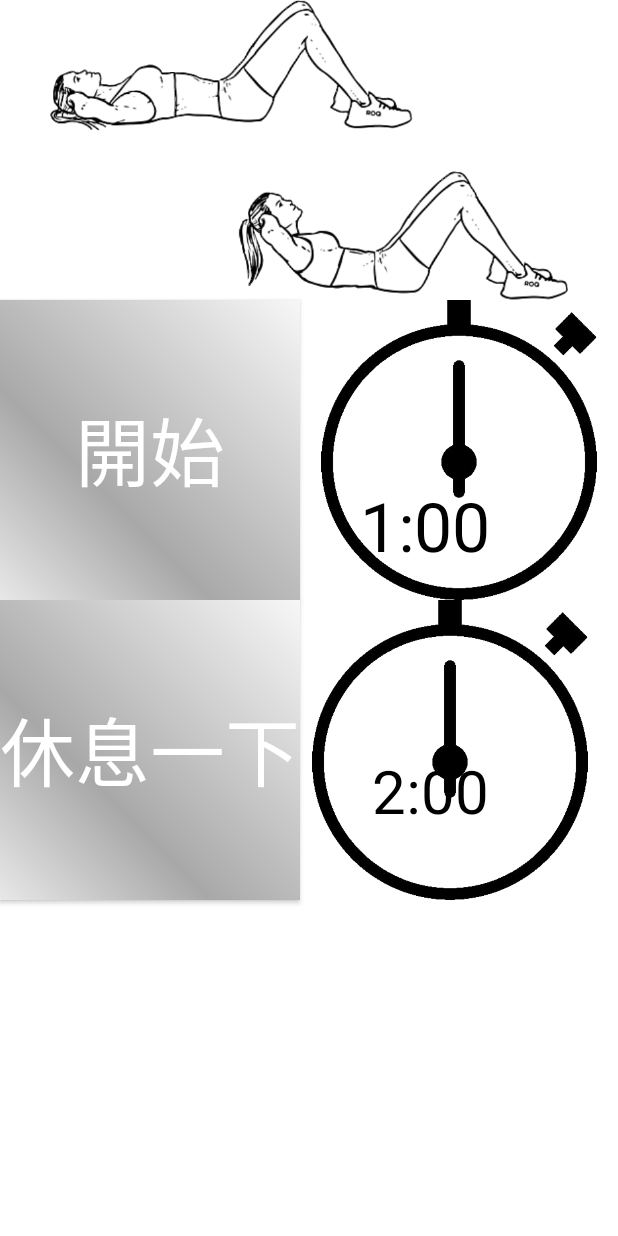
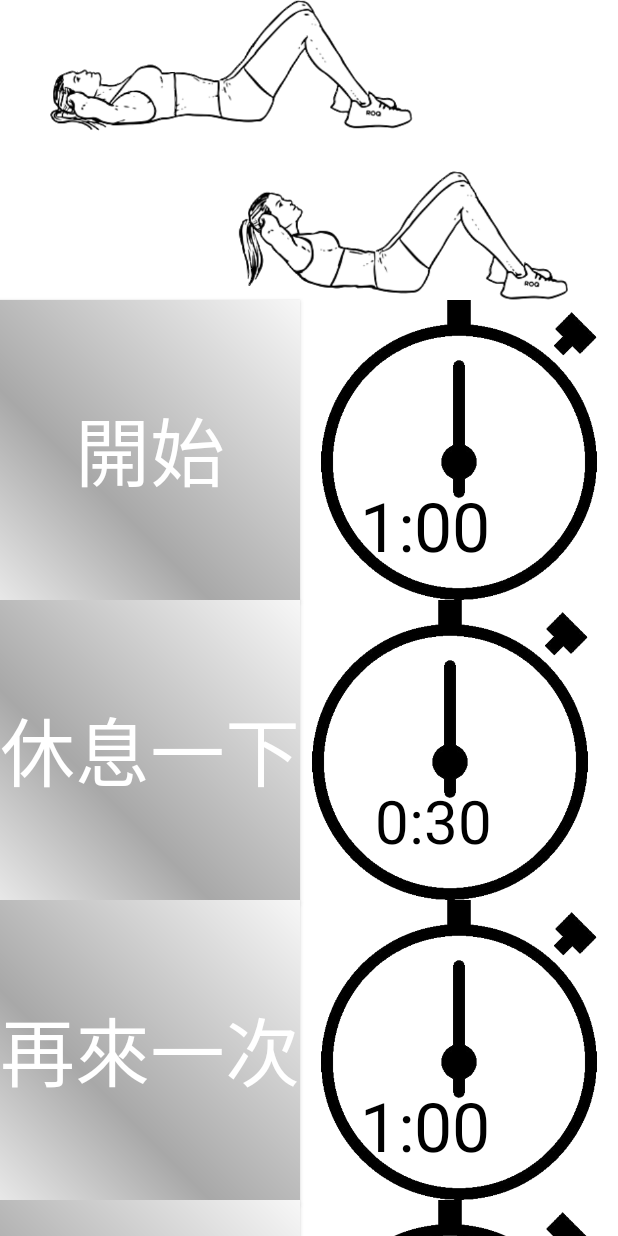
Before and after one commit to huang840801/Exercise_Record, an Android app: the Main2Activity screen opened directly, with no data from a screen before it, on a phone screen of 412 x 824 dp. Run offline under Robolectric (Android 15) with nearby library versions, the phone set to English and light mode, and no system bars.

Commit message:
crunches page all buttons setting

```diff
--- a/app/src/main/java/com/huang/hello/exercise_record/Main2Activity.java
+++ b/app/src/main/java/com/huang/hello/exercise_record/Main2Activity.java
@@ -10,8 +10,19 @@ import android.widget.TextView;
 
 public class Main2Activity extends AppCompatActivity {
 
-    private TextView tv_time_1;
+    private TextView tv_starttime_1;
+    private TextView tv_starttime_2;
+    private TextView tv_starttime_3;
+    private TextView tv_resttime_1;
+    private TextView tv_resttime_2;
+
+
     private Button btn_starttime_1;
+    private Button btn_starttime_2;
+    private Button btn_starttime3;
+    private Button btn_resttime1;
+    private Button btn_resttime_2;
+
     private CountDownTimer countdowntimer;
     private long timeleftinmilliseconds=60000;
     private boolean timerrunning;
@@ -19,7 +30,7 @@ public class Main2Activity extends AppCompatActivity {
     protected void onCreate(Bundle savedInstanceState) {
         super.onCreate(savedInstanceState);
         setContentView(R.layout.activity_main2);
-        tv_time_1=findViewById(R.id.tv_time_1);
+        tv_starttime_1=findViewById(R.id.tv_starttime_1);
         btn_starttime_1=findViewById(R.id.btn_starttime_1);
 
         btn_starttime_1.setOnClickListener(new View.OnClickListener() {
@@ -72,6 +83,6 @@ public class Main2Activity extends AppCompatActivity {
         if(seconds<10) timeleftText+="0";
         timeleftText+=seconds;
 
-        tv_time_1.setText(timeleftText);
+        tv_starttime_1.setText(timeleftText);
     }
 }
--- a/app/src/main/res/layout/activity_main2.xml
+++ b/app/src/main/res/layout/activity_main2.xml
@@ -1,7 +1,12 @@
 <?xml version="1.0" encoding="utf-8"?>
-<RelativeLayout xmlns:android="http://schemas.android.com/apk/res/android"
+
+<ScrollView xmlns:android="http://schemas.android.com/apk/res/android"
     xmlns:app="http://schemas.android.com/apk/res-auto"
     xmlns:tools="http://schemas.android.com/tools"
+    android:layout_width="match_parent"
+    android:layout_height="match_parent">
+
+    <RelativeLayout
         android:layout_width="match_parent"
         android:layout_height="match_parent"
         android:background="#ffffff"
@@ -25,14 +30,14 @@
             android:textSize="50sp" />
 
         <TextView
-        android:id="@+id/tv_time_1"
+            android:id="@+id/tv_starttime_1"
             android:layout_width="wrap_content"
             android:layout_height="wrap_content"
             android:layout_below="@+id/image_crunches"
+            android:layout_marginLeft="40dp"
             android:layout_marginTop="120dp"
-        android:layout_marginLeft="40dp"
+            android:layout_toRightOf="@+id/btn_starttime_1"
             android:gravity="center"
-        android:layout_toRightOf="@+id/btn_starttime_1"
             android:text="1:00"
             android:textColor="#000000"
             android:textSize="45dp" />
@@ -44,8 +49,9 @@
             android:layout_below="@+id/image_crunches"
             android:layout_toRightOf="@+id/btn_starttime_1"
             android:src="@drawable/clock" />
+
         <Button
-        android:id="@+id/btn_starttime_2"
+            android:id="@+id/btn_resttime_1"
             android:layout_width="200dp"
             android:layout_height="200dp"
             android:layout_below="@+id/btn_starttime_1"
@@ -56,15 +62,14 @@
             android:textSize="50sp" />
 
         <TextView
-        android:id="@+id/tv_time_2"
+            android:id="@+id/tv_resttime_1"
             android:layout_width="wrap_content"
             android:layout_height="wrap_content"
             android:layout_below="@+id/image_clock_1"
-        android:layout_marginTop="100dp"
-        android:layout_marginLeft="48dp"
-        android:gravity="center"
-        android:text="2:00"
+            android:layout_marginLeft="50dp"
+            android:layout_marginTop="120dp"
             android:layout_toRightOf="@+id/btn_starttime_2"
+            android:text="0:30"
             android:textColor="#000000"
             android:textSize="40dp" />
 
@@ -76,4 +81,101 @@
             android:layout_toRightOf="@+id/btn_starttime_2"
             android:src="@drawable/clock" />
 
+        <Button
+            android:id="@+id/btn_starttime_2"
+            android:layout_width="200dp"
+            android:layout_height="200dp"
+            android:layout_below="@+id/btn_resttime_1"
+            android:layout_marginTop="0dp"
+            android:background="@drawable/buttonshape"
+            android:gravity="center"
+            android:text="再來一次"
+            android:textSize="50sp" />
+
+        <TextView
+            android:id="@+id/tv_starttime_2"
+            android:layout_width="wrap_content"
+            android:layout_height="wrap_content"
+            android:layout_below="@+id/image_clock_2"
+            android:layout_marginLeft="40dp"
+            android:layout_marginTop="120dp"
+            android:layout_toRightOf="@+id/btn_starttime_1"
+            android:gravity="center"
+            android:text="1:00"
+            android:textColor="#000000"
+            android:textSize="45dp" />
+
+        <ImageView
+            android:id="@+id/image_clock_3"
+            android:layout_width="220dp"
+            android:layout_height="200dp"
+            android:layout_below="@+id/image_clock_2"
+            android:layout_toRightOf="@+id/btn_starttime_1"
+            android:src="@drawable/clock" />
+
+        <Button
+            android:id="@+id/btn_resttime_2"
+            android:layout_width="200dp"
+            android:layout_height="200dp"
+            android:layout_below="@+id/btn_starttime_2"
+            android:layout_marginTop="0dp"
+            android:background="@drawable/buttonshape"
+            android:gravity="center"
+            android:text="休息一下"
+            android:textSize="50sp" />
+
+        <TextView
+            android:id="@+id/tv_resttime_2"
+            android:layout_width="wrap_content"
+            android:layout_height="wrap_content"
+            android:layout_below="@+id/image_clock_3"
+            android:layout_marginLeft="50dp"
+            android:layout_marginTop="120dp"
+            android:layout_toRightOf="@+id/btn_starttime_2"
+            android:text="0:30"
+            android:textColor="#000000"
+            android:textSize="40dp" />
+
+        <ImageView
+            android:id="@+id/image_clock_4"
+            android:layout_width="200dp"
+            android:layout_height="200dp"
+            android:layout_below="@+id/image_clock_3"
+            android:layout_toRightOf="@+id/btn_starttime_2"
+            android:src="@drawable/clock" />
+
+        <Button
+            android:id="@+id/btn_starttime_3"
+            android:layout_width="200dp"
+            android:layout_height="200dp"
+            android:layout_below="@+id/btn_resttime_2"
+            android:layout_marginTop="0dp"
+            android:background="@drawable/buttonshape"
+            android:gravity="center"
+            android:text="再來一次"
+            android:textSize="50sp" />
+
+        <TextView
+            android:id="@+id/tv_starttime_3"
+            android:layout_width="wrap_content"
+            android:layout_height="wrap_content"
+            android:layout_below="@+id/image_clock_4"
+            android:layout_marginLeft="40dp"
+            android:layout_marginTop="120dp"
+            android:layout_toRightOf="@+id/btn_starttime_1"
+            android:gravity="center"
+            android:text="1:00"
+            android:textColor="#000000"
+            android:textSize="45dp" />
+
+        <ImageView
+            android:id="@+id/image_clock_5"
+            android:layout_width="220dp"
+            android:layout_height="200dp"
+            android:layout_below="@+id/image_clock_4"
+            android:layout_toRightOf="@+id/btn_starttime_1"
+            android:src="@drawable/clock" />
+
     </RelativeLayout>
+
+</ScrollView>
```
Lines whose indentation alone changed are shown as unchanged.
